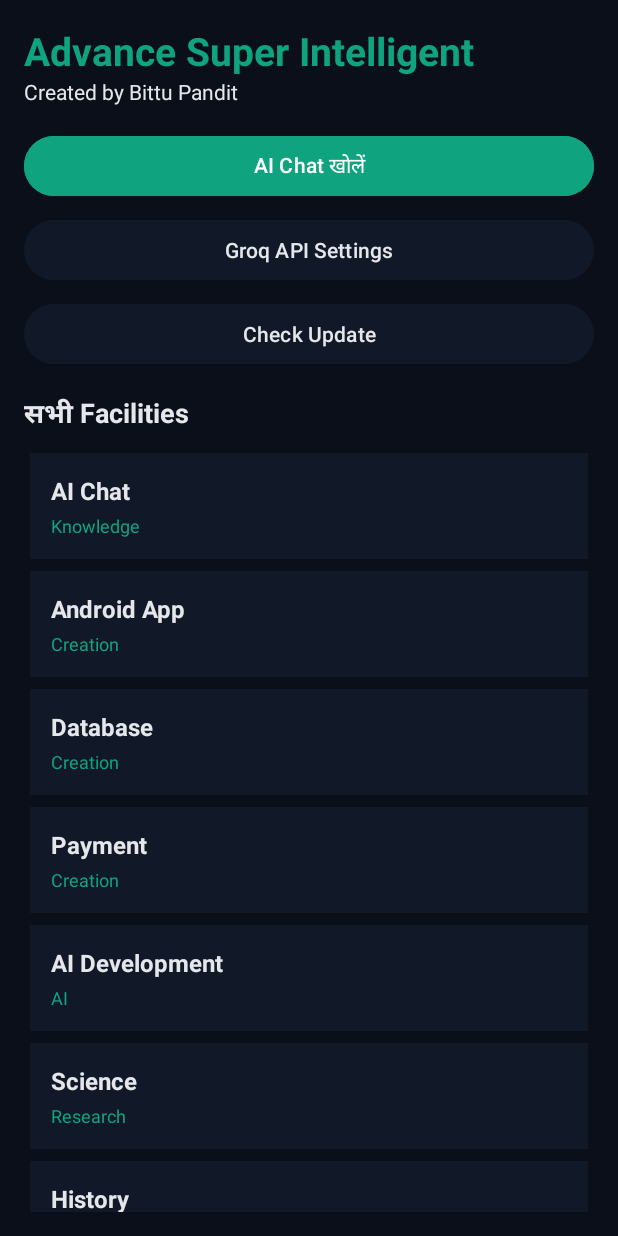
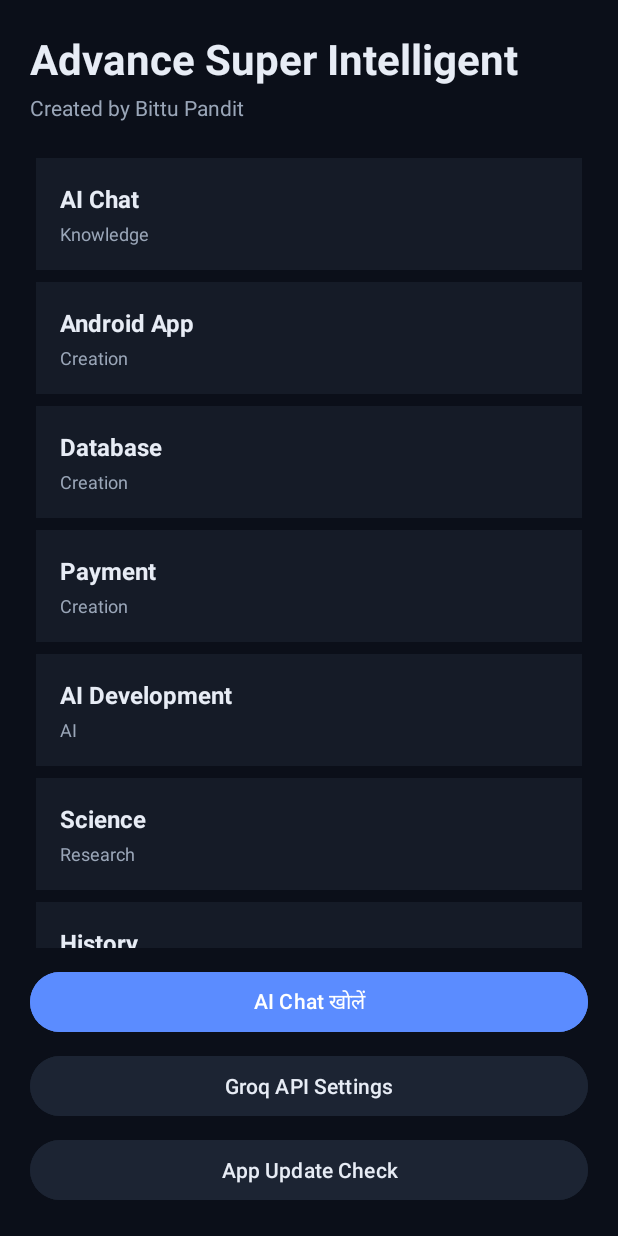
Before and after one commit to BittuPandit-commits/Advance-supur-intelligent-, an Android app: the screen it shows after launch (HomeActivity), on a phone screen of 412 x 824 dp. Run offline under Robolectric (Android 15) with nearby library versions, the phone set to English and light mode, and no system bars.

Commit message:
Apply custom dark AI theme and clean up core UI

```diff
--- a/app/src/main/res/layout/activity_home.xml
+++ b/app/src/main/res/layout/activity_home.xml
@@ -4,62 +4,28 @@
     android:layout_height="match_parent"
     android:background="@color/bittu_background"
     android:orientation="vertical"
-    android:padding="16dp">
+    android:padding="20dp">
 
     <TextView
         android:layout_width="match_parent"
         android:layout_height="wrap_content"
         android:text="Advance Super Intelligent"
-        android:textColor="@color/bittu_green"
-        android:textSize="26sp"
+        android:textColor="@color/bittu_text"
+        android:textSize="28sp"
         android:textStyle="bold" />
 
     <TextView
         android:layout_width="match_parent"
         android:layout_height="wrap_content"
+        android:layout_marginTop="4dp"
         android:text="Created by Bittu Pandit"
-        android:textColor="@color/bittu_text" />
-
-    <Button
-        android:id="@+id/openChatButton"
-        android:layout_width="match_parent"
-        android:layout_height="wrap_content"
-        android:layout_marginTop="16dp"
-        android:backgroundTint="@color/bittu_green"
-        android:text="AI Chat खोलें"
-        android:textColor="#FFFFFF" />
-
-    <Button
-        android:id="@+id/openSettingsButton"
-        android:layout_width="match_parent"
-        android:layout_height="wrap_content"
-        android:layout_marginTop="8dp"
-        android:backgroundTint="@color/bittu_surface"
-        android:text="Groq API Settings"
-        android:textColor="@color/bittu_text" />
-
-    <Button
-        android:id="@+id/checkUpdateButton"
-        android:layout_width="match_parent"
-        android:layout_height="wrap_content"
-        android:layout_marginTop="8dp"
-        android:backgroundTint="@color/bittu_surface"
-        android:text="Check Update"
-        android:textColor="@color/bittu_text" />
-
-    <TextView
-        android:layout_width="match_parent"
-        android:layout_height="wrap_content"
-        android:layout_marginTop="16dp"
-        android:text="सभी Facilities"
-        android:textColor="@color/bittu_text"
-        android:textSize="18sp"
-        android:textStyle="bold" />
+        android:textColor="@color/bittu_text_secondary"
+        android:textSize="14sp" />
 
     <ScrollView
         android:layout_width="match_parent"
         android:layout_height="0dp"
-        android:layout_marginTop="8dp"
+        android:layout_marginTop="20dp"
         android:layout_weight="1">
 
         <GridLayout
@@ -70,4 +36,31 @@
             android:useDefaultMargins="true" />
     </ScrollView>
 
+    <Button
+        android:id="@+id/openChatButton"
+        android:layout_width="match_parent"
+        android:layout_height="wrap_content"
+        android:layout_marginTop="12dp"
+        android:backgroundTint="@color/bittu_accent"
+        android:text="AI Chat खोलें"
+        android:textColor="#FFFFFF" />
+
+    <Button
+        android:id="@+id/openSettingsButton"
+        android:layout_width="match_parent"
+        android:layout_height="wrap_content"
+        android:layout_marginTop="8dp"
+        android:backgroundTint="@color/bittu_surface_alt"
+        android:text="Groq API Settings"
+        android:textColor="@color/bittu_text" />
+
+    <Button
+        android:id="@+id/checkUpdateButton"
+        android:layout_width="match_parent"
+        android:layout_height="wrap_content"
+        android:layout_marginTop="8dp"
+        android:backgroundTint="@color/bittu_surface_alt"
+        android:text="App Update Check"
+        android:textColor="@color/bittu_text" />
+
 </LinearLayout>
--- a/app/src/main/res/layout/item_feature.xml
+++ b/app/src/main/res/layout/item_feature.xml
@@ -4,7 +4,7 @@
     android:layout_height="wrap_content"
     android:background="@color/bittu_surface"
     android:orientation="vertical"
-    android:padding="14dp">
+    android:padding="16dp">
 
     <TextView
         android:id="@+id/featureTitle"
@@ -19,7 +19,7 @@
         android:layout_width="match_parent"
         android:layout_height="wrap_content"
         android:layout_marginTop="4dp"
-        android:textColor="@color/bittu_green"
+        android:textColor="@color/bittu_text_secondary"
         android:textSize="12sp" />
 
 </LinearLayout>
--- a/app/src/main/res/values/colors.xml
+++ b/app/src/main/res/values/colors.xml
@@ -1,6 +1,14 @@
+<?xml version="1.0" encoding="utf-8"?>
 <resources>
     <color name="bittu_background">#0B0F19</color>
-    <color name="bittu_surface">#111827</color>
-    <color name="bittu_green">#10A37F</color>
-    <color name="bittu_text">#E5E7EB</color>
+    <color name="bittu_surface">#151B27</color>
+    <color name="bittu_surface_alt">#1C2433</color>
+    <color name="bittu_text">#E7ECF5</color>
+    <color name="bittu_text_secondary">#9AA6B8</color>
+    <color name="bittu_accent">#5B8CFF</color>
+    <color name="bittu_accent_alt">#8B5CF6</color>
+    <color name="bittu_green">#5B8CFF</color>
+    <color name="bittu_border">#263044</color>
+    <color name="bittu_user_bubble">#2F3B52</color>
+    <color name="bittu_ai_bubble">#1A2231</color>
 </resources>
--- a/app/src/main/res/values/themes.xml
+++ b/app/src/main/res/values/themes.xml
@@ -1,6 +1,10 @@
-<resources>
+<resources xmlns:tools="http://schemas.android.com/tools">
     <style name="Theme.BittuAI" parent="Theme.Material3.Dark.NoActionBar">
-        <item name="colorPrimary">@color/bittu_green</item>
+        <item name="android:windowBackground">@color/bittu_background</item>
+        <item name="colorPrimary">@color/bittu_accent</item>
+        <item name="colorOnPrimary">#FFFFFF</item>
+        <item name="colorSurface">@color/bittu_surface</item>
+        <item name="colorOnSurface">@color/bittu_text</item>
         <item name="android:statusBarColor">@color/bittu_background</item>
         <item name="android:navigationBarColor">@color/bittu_background</item>
     </style>
```
Also changed, not shown: app/src/main/res/layout/activity_feature.xml (+8 -6 lines), app/src/main/res/layout/activity_main.xml (+13 -10 lines).
